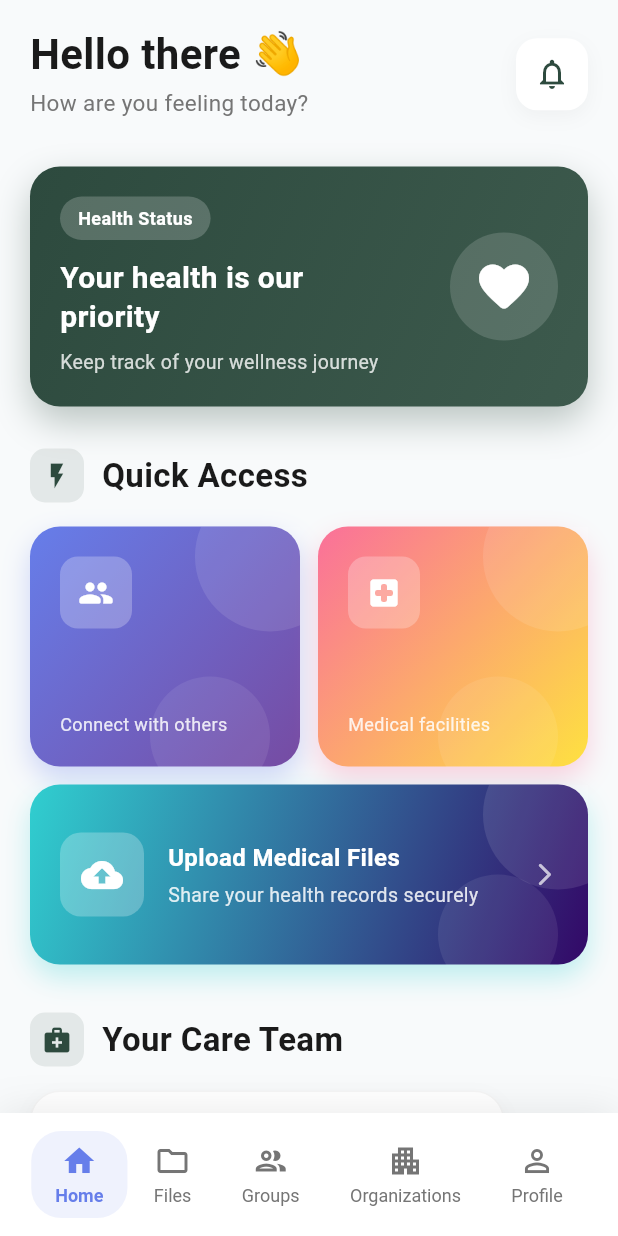
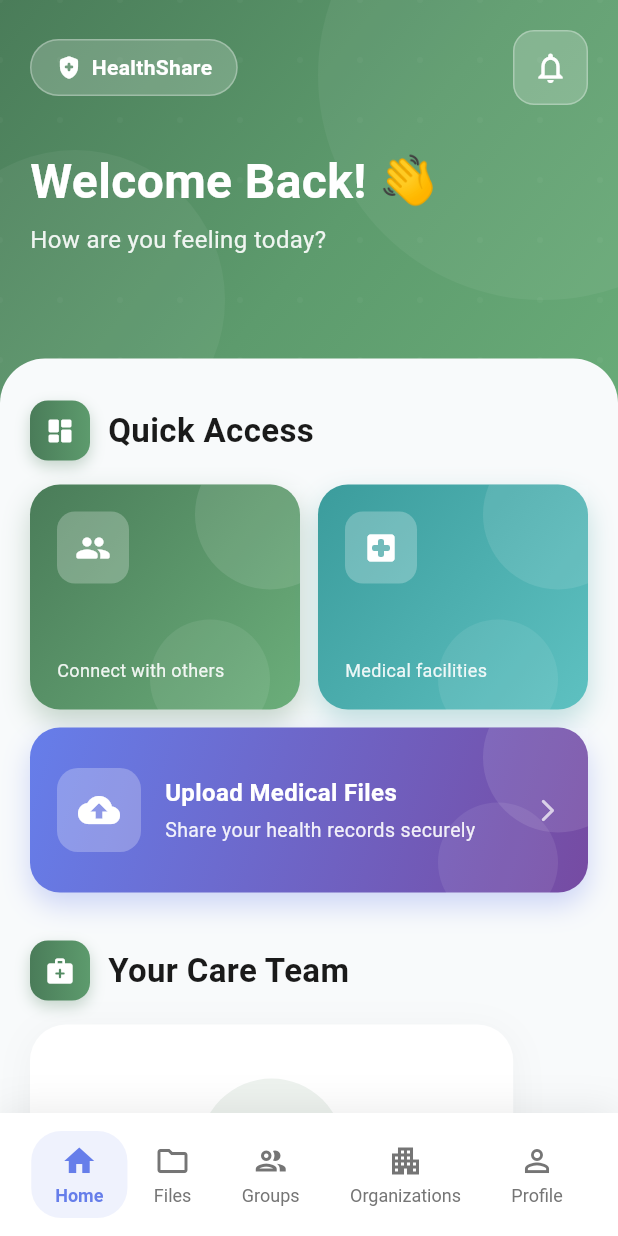
Before and after one commit to Edward1326/Health_Share, a Flutter app: the screen it shows once a user with an empty profile is signed in, on a phone screen of 412 x 824 dp. Run offline on Flutter 3.47's test engine with Material 3 defaults, Android fonts, the phone set to English and light mode, and no system bars; our stand-ins replace convert, file_picker, flutter_dotenv, open_file, permission_handler, supabase_flutter; missing offline and left inert: asn1lib, bs58, cryptography, fast_rsa, pointycastle; accounts and stored records are empty.

Commit message:
ui for home and groups_main

```diff
--- a/lib/screens/groups/groups_main.dart
+++ b/lib/screens/groups/groups_main.dart
@@ -160,11 +160,7 @@ class _GroupsScreenState extends State<GroupsScreen>
                     color: Colors.white.withOpacity(0.2),
                     borderRadius: BorderRadius.circular(8),
                   ),
-                  child: const Icon(
-                    Icons.calendar_today,
-                    color: Colors.white,
-                    size: 20,
-                  ),
+                  child: const Icon(Icons.group, color: Colors.white, size: 20),
                 ),
               ),
               // Menu button in top right
--- a/lib/screens/home/home.dart
+++ b/lib/screens/home/home.dart
@@ -158,39 +158,16 @@ class _HomeScreenState extends State<HomeScreen> with TickerProviderStateMixin {
     }
   }
 
-  void _checkPublicKey() {
-    try {
-      final wifPostingKey = dotenv.env['HIVE_POSTING_WIF'];
-
-      if (wifPostingKey == null || wifPostingKey.isEmpty) {
-        throw Exception('HIVE_POSTING_WIF not found in .env file');
-      }
-
-      final pubKey = deriveHivePublicKey(wifPostingKey);
-
-      print("Public Key: $pubKey");
-      print("Account Name: ${dotenv.env['HIVE_ACCOUNT_NAME']}");
-      print("Node URL: ${dotenv.env['HIVE_NODE_URL']}");
-
-      ScaffoldMessenger.of(context).showSnackBar(
-        const SnackBar(
-          content: Text("Public key printed to console"),
-          duration: Duration(seconds: 2),
-        ),
-      );
-    } catch (e) {
-      print("Error deriving public key: $e");
-      ScaffoldMessenger.of(context).showSnackBar(
-        SnackBar(content: Text("Error: $e"), backgroundColor: Colors.red),
-      );
-    }
-  }
-
   @override
   Widget build(BuildContext context) {
     return Scaffold(
-      backgroundColor: const Color(0xFFF8FAFB),
-      body: SafeArea(
+      body: Stack(
+        children: [
+          // Beautiful backdrop
+          _buildBackdrop(),
+
+          // Main content
+          SafeArea(
             child: FadeTransition(
               opacity: _fadeAnimation,
               child: SlideTransition(
@@ -200,30 +177,45 @@ class _HomeScreenState extends State<HomeScreen> with TickerProviderStateMixin {
                         ? Center(
                           child: CircularProgressIndicator(
                             valueColor: AlwaysStoppedAnimation<Color>(
-                          const Color(0xFF2D4A3E),
+                              Colors.white,
                             ),
                           ),
                         )
                         : RefreshIndicator(
                           onRefresh: _loadHomeData,
-                      color: const Color(0xFF2D4A3E),
+                          color: const Color(0xFF4A7C59),
                           child: SingleChildScrollView(
                             physics: const AlwaysScrollableScrollPhysics(),
-                        padding: const EdgeInsets.symmetric(horizontal: 20.0),
                             child: Column(
                               crossAxisAlignment: CrossAxisAlignment.start,
                               children: [
-                            const SizedBox(height: 20),
-                            // Enhanced Header
-                            _buildHeader(),
-                            const SizedBox(height: 32),
+                                // Header section with backdrop
+                                _buildHeaderSection(),
 
-                            // Welcome Card
-                            _buildWelcomeCard(),
+                                // Content with white background
+                                Container(
+                                  decoration: const BoxDecoration(
+                                    color: Color(0xFFF8FAFB),
+                                    borderRadius: BorderRadius.only(
+                                      topLeft: Radius.circular(30),
+                                      topRight: Radius.circular(30),
+                                    ),
+                                  ),
+                                  child: Padding(
+                                    padding: const EdgeInsets.symmetric(
+                                      horizontal: 20.0,
+                                    ),
+                                    child: Column(
+                                      crossAxisAlignment:
+                                          CrossAxisAlignment.start,
+                                      children: [
                                         const SizedBox(height: 28),
 
                                         // Quick Access Section
-                            _buildSectionHeader('Quick Access', Icons.flash_on),
+                                        _buildSectionHeader(
+                                          'Quick Access',
+                                          Icons.dashboard_rounded,
+                                        ),
                                         const SizedBox(height: 16),
                                         _buildQuickAccessGrid(),
                                         const SizedBox(height: 32),
@@ -231,7 +223,7 @@ class _HomeScreenState extends State<HomeScreen> with TickerProviderStateMixin {
                                         // Doctors Assigned Section
                                         _buildSectionHeader(
                                           'Your Care Team',
-                              Icons.medical_services,
+                                          Icons.medical_services_rounded,
                                         ),
                                         const SizedBox(height: 16),
                                         _buildDoctorsSection(),
@@ -240,8 +232,14 @@ class _HomeScreenState extends State<HomeScreen> with TickerProviderStateMixin {
                                     ),
                                   ),
                                 ),
+                              ],
                             ),
                           ),
+                        ),
+              ),
+            ),
+          ),
+        ],
       ),
       bottomNavigationBar: MainNavBar(
         selectedIndex: _selectedIndex,
@@ -250,133 +248,148 @@ class _HomeScreenState extends State<HomeScreen> with TickerProviderStateMixin {
     );
   }
 
-  Widget _buildHeader() {
-    return Row(
+  Widget _buildBackdrop() {
+    return Container(
+      height: 340,
+      decoration: const BoxDecoration(
+        gradient: LinearGradient(
+          begin: Alignment.topLeft,
+          end: Alignment.bottomRight,
+          colors: [Color(0xFF4A7C59), Color(0xFF5D9B6D), Color(0xFF6BAE7A)],
+        ),
+      ),
+      child: Stack(
+        children: [
+          // Decorative circles
+          Positioned(
+            top: -100,
+            right: -100,
+            child: Container(
+              width: 300,
+              height: 300,
+              decoration: BoxDecoration(
+                shape: BoxShape.circle,
+                color: Colors.white.withOpacity(0.05),
+              ),
+            ),
+          ),
+          Positioned(
+            top: 100,
+            left: -50,
+            child: Container(
+              width: 200,
+              height: 200,
+              decoration: BoxDecoration(
+                shape: BoxShape.circle,
+                color: Colors.white.withOpacity(0.05),
+              ),
+            ),
+          ),
+          Positioned(
+            bottom: -50,
+            right: 50,
+            child: Container(
+              width: 150,
+              height: 150,
+              decoration: BoxDecoration(
+                shape: BoxShape.circle,
+                color: Colors.white.withOpacity(0.08),
+              ),
+            ),
+          ),
+          // Pattern overlay
+          Positioned.fill(
+            child: CustomPaint(painter: _BackdropPatternPainter()),
+          ),
+        ],
+      ),
+    );
+  }
+
+  Widget _buildHeaderSection() {
+    return Padding(
+      padding: const EdgeInsets.fromLTRB(20, 20, 20, 40),
+      child: Column(
+        crossAxisAlignment: CrossAxisAlignment.start,
+        children: [
+          // Top bar
+          Row(
             mainAxisAlignment: MainAxisAlignment.spaceBetween,
             children: [
-        Column(
-          crossAxisAlignment: CrossAxisAlignment.start,
-          children: [
-            Text(
-              'Hello there 👋',
-              style: TextStyle(
-                fontSize: 28,
-                fontWeight: FontWeight.bold,
-                color: const Color(0xFF1A1A1A),
-                height: 1.2,
+              Container(
+                padding: const EdgeInsets.symmetric(
+                  horizontal: 16,
+                  vertical: 8,
+                ),
+                decoration: BoxDecoration(
+                  color: Colors.white.withOpacity(0.2),
+                  borderRadius: BorderRadius.circular(20),
+                  border: Border.all(
+                    color: Colors.white.withOpacity(0.3),
+                    width: 1,
                   ),
                 ),
-            const SizedBox(height: 4),
+                child: const Row(
+                  children: [
+                    Icon(
+                      Icons.health_and_safety_rounded,
+                      color: Colors.white,
+                      size: 18,
+                    ),
+                    SizedBox(width: 6),
                     Text(
-              'How are you feeling today?',
+                      'HealthShare',
                       style: TextStyle(
-                fontSize: 15,
-                color: Colors.grey[600],
-                fontWeight: FontWeight.w400,
+                        color: Colors.white,
+                        fontWeight: FontWeight.w600,
+                        fontSize: 14,
                       ),
                     ),
                   ],
                 ),
+              ),
               Container(
                 decoration: BoxDecoration(
-            color: Colors.white,
+                  color: Colors.white.withOpacity(0.2),
                   borderRadius: BorderRadius.circular(14),
-            boxShadow: [
-              BoxShadow(
-                color: Colors.black.withOpacity(0.04),
-                blurRadius: 10,
-                offset: const Offset(0, 4),
+                  border: Border.all(
+                    color: Colors.white.withOpacity(0.3),
+                    width: 1,
                   ),
-            ],
                 ),
                 child: IconButton(
-            icon: Icon(
+                  icon: const Icon(
                     Icons.notifications_outlined,
-              color: const Color(0xFF2D4A3E),
+                    color: Colors.white,
                     size: 24,
                   ),
                   onPressed: () {},
                 ),
               ),
             ],
-    );
-  }
+          ),
+          const SizedBox(height: 32),
 
-  Widget _buildWelcomeCard() {
-    return Container(
-      padding: const EdgeInsets.all(20),
-      decoration: BoxDecoration(
-        gradient: const LinearGradient(
-          colors: [Color(0xFF2D4A3E), Color(0xFF3D5A4D)],
-          begin: Alignment.topLeft,
-          end: Alignment.bottomRight,
-        ),
-        borderRadius: BorderRadius.circular(20),
-        boxShadow: [
-          BoxShadow(
-            color: const Color(0xFF2D4A3E).withOpacity(0.3),
-            blurRadius: 20,
-            offset: const Offset(0, 10),
-          ),
-        ],
-      ),
-      child: Row(
-        children: [
-          Expanded(
-            child: Column(
-              crossAxisAlignment: CrossAxisAlignment.start,
-              children: [
-                Container(
-                  padding: const EdgeInsets.symmetric(
-                    horizontal: 12,
-                    vertical: 6,
-                  ),
-                  decoration: BoxDecoration(
-                    color: Colors.white.withOpacity(0.2),
-                    borderRadius: BorderRadius.circular(20),
-                  ),
-                  child: const Text(
-                    'Health Status',
+          // Welcome message
+          const Text(
+            'Welcome Back! 👋',
             style: TextStyle(
+              fontSize: 32,
+              fontWeight: FontWeight.bold,
               color: Colors.white,
-                      fontSize: 12,
-                      fontWeight: FontWeight.w600,
-                    ),
-                  ),
-                ),
-                const SizedBox(height: 12),
-                const Text(
-                  'Your health is our\npriority',
-                  style: TextStyle(
-                    color: Colors.white,
-                    fontSize: 20,
-                    fontWeight: FontWeight.bold,
-                    height: 1.3,
+              height: 1.2,
             ),
           ),
           const SizedBox(height: 8),
           Text(
-                  'Keep track of your wellness journey',
+            'How are you feeling today?',
             style: TextStyle(
-                    color: Colors.white.withOpacity(0.8),
-                    fontSize: 13,
+              fontSize: 16,
+              color: Colors.white.withOpacity(0.9),
+              fontWeight: FontWeight.w400,
             ),
           ),
-              ],
-            ),
-          ),
-          Container(
-            padding: const EdgeInsets.all(16),
-            decoration: BoxDecoration(
-              color: Colors.white.withOpacity(0.15),
-              shape: BoxShape.circle,
-            ),
-            child: const Icon(
-              Icons.favorite_rounded,
-              color: Colors.white,
-              size: 40,
-            ),
-          ),
+          const SizedBox(height: 28),
         ],
       ),
     );
@@ -386,12 +399,21 @@ class _HomeScreenState extends State<HomeScreen> with TickerProviderStateMixin {
     return Row(
       children: [
         Container(
-          padding: const EdgeInsets.all(8),
+          padding: const EdgeInsets.all(10),
           decoration: BoxDecoration(
-            color: const Color(0xFF2D4A3E).withOpacity(0.1),
-            borderRadius: BorderRadius.circular(10),
+            gradient: const LinearGradient(
+              colors: [Color(0xFF4A7C59), Color(0xFF5D9B6D)],
             ),
-          child: Icon(icon, size: 20, color: const Color(0xFF2D4A3E)),
+            borderRadius: BorderRadius.circular(12),
+            boxShadow: [
+              BoxShadow(
+                color: const Color(0xFF4A7C59).withOpacity(0.3),
+                blurRadius: 8,
+                offset: const Offset(0, 4),
+              ),
+            ],
+          ),
+          child: Icon(icon, size: 20, color: Colors.white),
         ),
         const SizedBox(width: 12),
         Text(
@@ -417,7 +439,7 @@ class _HomeScreenState extends State<HomeScreen> with TickerProviderStateMixin {
                 subtitle: 'Connect with others',
                 icon: Icons.group_rounded,
                 gradient: const LinearGradient(
-                  colors: [Color(0xFF667EEA), Color(0xFF764BA2)],
+                  colors: [Color(0xFF4A7C59), Color(0xFF6BAE7A)],
                   begin: Alignment.topLeft,
                   end: Alignment.bottomRight,
                 ),
@@ -453,7 +475,7 @@ class _HomeScreenState extends State<HomeScreen> with TickerProviderStateMixin {
                 subtitle: 'Medical facilities',
                 icon: Icons.local_hospital_rounded,
                 gradient: const LinearGradient(
-                  colors: [Color(0xFFFA709A), Color(0xFFFEE140)],
+                  colors: [Color(0xFF3B9C9C), Color(0xFF5EC1C1)],
                   begin: Alignment.topLeft,
                   end: Alignment.bottomRight,
                 ),
@@ -490,7 +512,7 @@ class _HomeScreenState extends State<HomeScreen> with TickerProviderStateMixin {
           subtitle: 'Share your health records securely',
           icon: Icons.cloud_upload_rounded,
           gradient: const LinearGradient(
-            colors: [Color(0xFF30CFD0), Color(0xFF330867)],
+            colors: [Color(0xFF667EEA), Color(0xFF764BA2)],
             begin: Alignment.topLeft,
             end: Alignment.bottomRight,
           ),
@@ -506,15 +528,14 @@ class _HomeScreenState extends State<HomeScreen> with TickerProviderStateMixin {
   Widget _buildDoctorsSection() {
     if (_assignedDoctors.isEmpty) {
       return Container(
-        padding: const EdgeInsets.all(32),
+        padding: const EdgeInsets.all(36),
         decoration: BoxDecoration(
           color: Colors.white,
-          borderRadius: BorderRadius.circular(20),
-          border: Border.all(color: Colors.grey.shade100),
+          borderRadius: BorderRadius.circular(24),
           boxShadow: [
             BoxShadow(
-              color: Colors.black.withOpacity(0.03),
-              blurRadius: 10,
+              color: Colors.black.withOpacity(0.04),
+              blurRadius: 20,
               offset: const Offset(0, 4),
             ),
           ],
@@ -522,31 +543,31 @@ class _HomeScreenState extends State<HomeScreen> with TickerProviderStateMixin {
         child: Column(
           children: [
             Container(
-              padding: const EdgeInsets.all(20),
+              padding: const EdgeInsets.all(24),
               decoration: BoxDecoration(
-                color: Colors.grey.shade50,
+                color: const Color(0xFF4A7C59).withOpacity(0.1),
                 shape: BoxShape.circle,
               ),
-              child: Icon(
-                Icons.medical_services_outlined,
+              child: const Icon(
+                Icons.medical_services_rounded,
                 size: 48,
-                color: Colors.grey.shade400,
+                color: Color(0xFF4A7C59),
               ),
             ),
-            const SizedBox(height: 16),
-            Text(
+            const SizedBox(height: 20),
+            const Text(
               'No doctors assigned yet',
               style: TextStyle(
-                fontSize: 16,
-                fontWeight: FontWeight.w600,
-                color: Colors.grey[800],
+                fontSize: 18,
+                fontWeight: FontWeight.bold,
+                color: Color(0xFF1A1A1A),
               ),
             ),
             const SizedBox(height: 8),
             Text(
               'Your assigned doctors will appear here',
               textAlign: TextAlign.center,
-              style: TextStyle(fontSize: 14, color: Colors.grey[500]),
+              style: TextStyle(fontSize: 14, color: Colors.grey[600]),
             ),
           ],
         ),
@@ -574,6 +595,26 @@ class _HomeScreenState extends State<HomeScreen> with TickerProviderStateMixin {
               .toList(),
     );
   }
+}
+
+class _BackdropPatternPainter extends CustomPainter {
+  @override
+  void paint(Canvas canvas, Size size) {
+    final paint =
+        Paint()
+          ..color = Colors.white.withOpacity(0.03)
+          ..style = PaintingStyle.fill;
+
+    // Draw subtle pattern dots
+    for (var i = 0; i < 15; i++) {
+      for (var j = 0; j < 8; j++) {
+        canvas.drawCircle(Offset(i * 40.0, j * 40.0), 2, paint);
+      }
+    }
+  }
+
+  @override
+  bool shouldRepaint(covariant CustomPainter oldDelegate) => false;
 }
 
 class _QuickAccessCard extends StatefulWidget {
@@ -612,7 +653,7 @@ class _QuickAccessCardState extends State<_QuickAccessCard> {
       child: AnimatedContainer(
         duration: const Duration(milliseconds: 150),
         transform: Matrix4.identity()..scale(_isPressed ? 0.97 : 1.0),
-        height: widget.isFullWidth ? 120 : 160,
+        height: widget.isFullWidth ? 110 : 150,
         decoration: BoxDecoration(
           gradient: widget.gradient,
           borderRadius: BorderRadius.circular(20),
@@ -652,7 +693,7 @@ class _QuickAccessCardState extends State<_QuickAccessCard> {
               ),
             ),
             Padding(
-              padding: const EdgeInsets.all(20.0),
+              padding: const EdgeInsets.all(18.0),
               child:
                   widget.isFullWidth
                       ? Row(
@@ -690,7 +731,7 @@ class _QuickAccessCardState extends State<_QuickAccessCard> {
                                   widget.subtitle,
                                   style: TextStyle(
                                     fontSize: 13,
-                                    color: Colors.white.withOpacity(0.85),
+                                    color: Colors.white.withOpacity(0.9),
                                   ),
                                   maxLines: 2,
                                   overflow: TextOverflow.ellipsis,
@@ -736,7 +777,7 @@ class _QuickAccessCardState extends State<_QuickAccessCard> {
                             widget.subtitle,
                             style: TextStyle(
                               fontSize: 12,
-                              color: Colors.white.withOpacity(0.85),
+                              color: Colors.white.withOpacity(0.9),
                             ),
                             maxLines: 1,
                             overflow: TextOverflow.ellipsis,
@@ -790,12 +831,11 @@ class _DoctorCard extends StatelessWidget {
         padding: const EdgeInsets.all(18),
         decoration: BoxDecoration(
           color: Colors.white,
-          borderRadius: BorderRadius.circular(18),
-          border: Border.all(color: Colors.grey.shade100),
+          borderRadius: BorderRadius.circular(20),
           boxShadow: [
             BoxShadow(
-              color: Colors.black.withOpacity(0.04),
-              blurRadius: 10,
+              color: Colors.black.withOpacity(0.06),
+              blurRadius: 15,
               offset: const Offset(0, 4),
             ),
           ],
@@ -803,18 +843,18 @@ class _DoctorCard extends StatelessWidget {
         child: Row(
           children: [
             Container(
-              width: 56,
-              height: 56,
+              width: 60,
+              height: 60,
               decoration: BoxDecoration(
                 gradient: const LinearGradient(
-                  colors: [Color(0xFF667EEA), Color(0xFF764BA2)],
+                  colors: [Color(0xFF4A7C59), Color(0xFF6BAE7A)],
                   begin: Alignment.topLeft,
                   end: Alignment.bottomRight,
                 ),
                 borderRadius: BorderRadius.circular(16),
                 boxShadow: [
                   BoxShadow(
-                    color: const Color(0xFF667EEA).withOpacity(0.3),
+                    color: const Color(0xFF4A7C59).withOpacity(0.3),
                     blurRadius: 8,
                     offset: const Offset(0, 4),
                   ),
@@ -824,14 +864,14 @@ class _DoctorCard extends StatelessWidget {
                 child: Text(
                   doctorName.isNotEmpty ? doctorName[0].toUpperCase() : 'D',
                   style: const TextStyle(
-                    fontSize: 24,
+                    fontSize: 26,
                     fontWeight: FontWeight.bold,
                     color: Colors.white,
                   ),
                 ),
               ),
             ),
-            const SizedBox(width: 14),
+            const SizedBox(width: 16),
             Expanded(
               child: Column(
                 crossAxisAlignment: CrossAxisAlignment.start,
@@ -852,14 +892,14 @@ class _DoctorCard extends StatelessWidget {
                         vertical: 4,
                       ),
                       decoration: BoxDecoration(
-                        color: const Color(0xFF667EEA).withOpacity(0.1),
-                        borderRadius: BorderRadius.circular(6),
+                        color: const Color(0xFF4A7C59).withOpacity(0.1),
+                        borderRadius: BorderRadius.circular(8),
                       ),
                       child: Text(
                         department,
                         style: const TextStyle(
                           fontSize: 12,
-                          color: Color(0xFF667EEA),
+                          color: Color(0xFF4A7C59),
                           fontWeight: FontWeight.w600,
                         ),
                       ),
@@ -888,10 +928,17 @@ class _DoctorCard extends StatelessWidget {
                 ],
               ),
             ),
-            Icon(
+            Container(
+              padding: const EdgeInsets.all(8),
+              decoration: BoxDecoration(
+                color: const Color(0xFF4A7C59).withOpacity(0.1),
+                borderRadius: BorderRadius.circular(10),
+              ),
+              child: Icon(
                 Icons.arrow_forward_ios_rounded,
                 size: 16,
-              color: Colors.grey[400],
+                color: const Color(0xFF4A7C59),
+              ),
             ),
           ],
         ),
```
Lines whose indentation alone changed are shown as unchanged.
